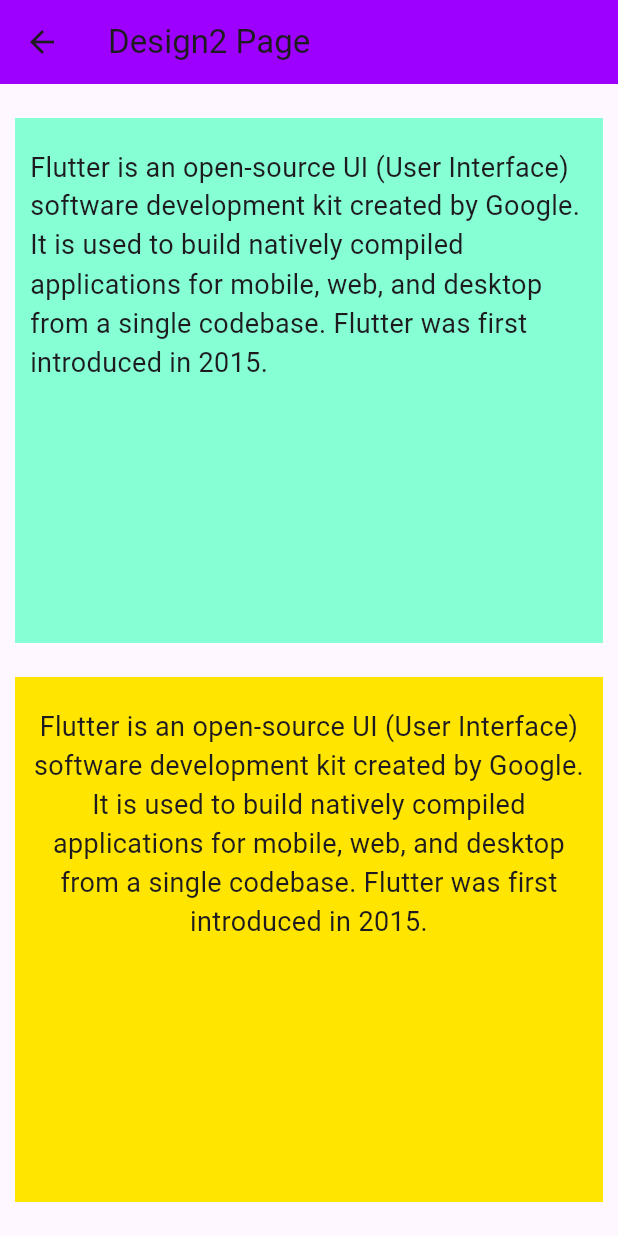
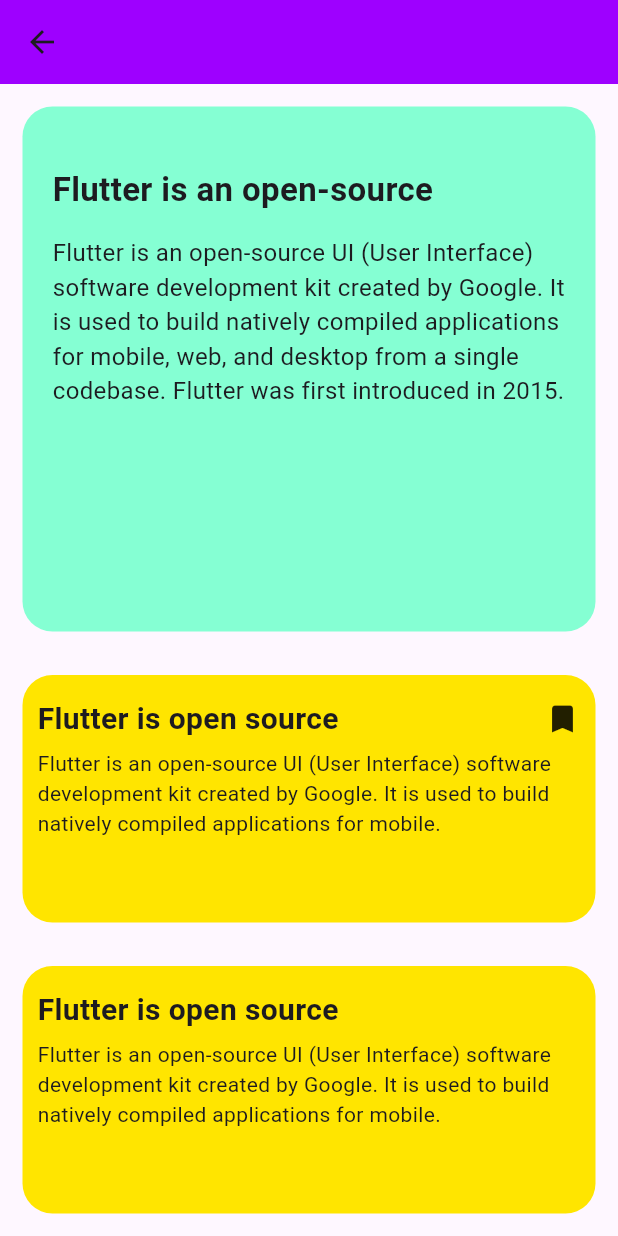
Before and after one commit to Sameemadhu16/Sample_Flutter_Apps, a Flutter app: the Design2Page screen opened by its route, on a phone screen of 412 x 824 dp. Run offline on Flutter 3.47's test engine with Material 3 defaults, Android fonts, the light colour scheme and no system bars.

Commit message:
implement the layout ui 6

```diff
--- a/layout_design/lib/design2.dart
+++ b/layout_design/lib/design2.dart
@@ -8,41 +8,110 @@
     return SafeArea(
       child: Scaffold(
           appBar: AppBar(
-            title: Text('Design2 Page'),
+            // title: Text('Design2 Page'),
             backgroundColor: Color(0xff9E00FF),
           ),
           body: Padding(
-            padding: const EdgeInsets.symmetric(horizontal: 10),
+            padding: const EdgeInsets.all(15.0),
             child: Column(
-              mainAxisAlignment: MainAxisAlignment.spaceEvenly,
+              mainAxisAlignment: MainAxisAlignment.spaceBetween,
               children: [
                 Container(
-                  padding: EdgeInsets.symmetric(vertical: 20, horizontal: 10),
+                  padding:
+                      const EdgeInsets.symmetric(vertical: 20, horizontal: 10),
                   width: double.infinity,
                   height: 350,
-                  color: Color(0xff85FFD3),
-                  child:const Text(
-                    "Flutter is an open-source UI (User Interface) software development kit created by Google. It is used to build natively compiled applications for mobile, web, and desktop from a single codebase. Flutter was first introduced in 2015.",style: TextStyle(
-                      fontSize: 18,
-                      fontWeight: FontWeight.w400,
-
+                  decoration: BoxDecoration(
+                    borderRadius: BorderRadius.circular(20),
+                    color: const Color(0xff85FFD3),
+                  ),
+                  child: const Padding(
+                    padding: EdgeInsets.symmetric(vertical: 20, horizontal: 10),
+                    child: Column(
+                      crossAxisAlignment: CrossAxisAlignment.start,
+                      children: [
+                        Text(
+                          "Flutter is an open-source",
+                          style: TextStyle(
+                              fontSize: 22, fontWeight: FontWeight.bold),
+                        ),
+                        SizedBox(
+                          height: 15,
+                        ),
+                        Text(
+                          "Flutter is an open-source UI (User Interface) software development kit created by Google. It is used to build natively compiled applications for mobile, web, and desktop from a single codebase. Flutter was first introduced in 2015.",
+                          style: TextStyle(
+                            fontSize: 16,
+                            fontWeight: FontWeight.w400,
+                          ),
+                        ),
+                      ],
                     ),
                   ),
                 ),
                 Container(
-                  padding: EdgeInsets.symmetric(vertical: 20, horizontal: 10),
+                  height: 165,
                   width: double.infinity,
-                  height: 350,
-                  color: Color(0xffFFE500),
-                  child: const Text(
-                    "Flutter is an open-source UI (User Interface) software development kit created by Google. It is used to build natively compiled applications for mobile, web, and desktop from a single codebase. Flutter was first introduced in 2015.",
-                    style: TextStyle(
-                      fontSize: 18,
-                      fontWeight: FontWeight.w400,
+                  decoration: BoxDecoration(
+                      color: const Color(0xffFFE500),
+                      borderRadius: BorderRadius.circular(20)),
+                  child: const Padding(
+                    padding: EdgeInsets.symmetric(vertical: 15, horizontal: 10),
+                    child: Column(
+                      children: [
+                        Row(
+                          mainAxisAlignment: MainAxisAlignment.spaceBetween,
+                          children: [
+                            Text(
+                              "Flutter is open source",
+                              style: TextStyle(
+                                  fontSize: 20, fontWeight: FontWeight.bold),
+                            ),
+                            Icon(
+                              Icons.bookmark,
+                            )
+                          ],
+                        ),
+                        SizedBox(
+                          height: 5,
+                        ),
+                        Text(
+                          "Flutter is an open-source UI (User Interface) software development kit created by Google. It is used to build natively compiled applications for mobile.",
+                          style: TextStyle(
+                              fontSize: 14, fontWeight: FontWeight.w400),
+                        ),
+                      ],
                     ),
-                    textAlign: TextAlign.center,
                   ),
                 ),
+                Container(
+                  height: 165,
+                  width: double.infinity,
+                  decoration: BoxDecoration(
+                      color: const Color(0xffFFE500),
+                      borderRadius: BorderRadius.circular(20)),
+                  child: const Padding(
+                    padding: EdgeInsets.symmetric(vertical: 15, horizontal: 10),
+                    child: Column(
+                      crossAxisAlignment: CrossAxisAlignment.start,
+                      children: [
+                        Text(
+                          "Flutter is open source",
+                          style: TextStyle(
+                              fontSize: 20, fontWeight: FontWeight.bold),
+                        ),
+                        SizedBox(
+                          height: 5,
+                        ),
+                        Text(
+                          "Flutter is an open-source UI (User Interface) software development kit created by Google. It is used to build natively compiled applications for mobile.",
+                          style: TextStyle(
+                              fontSize: 14, fontWeight: FontWeight.w400),
+                        ),
+                      ],
+                    ),
+                  ),
+                )
               ],
             ),
           )),
```
